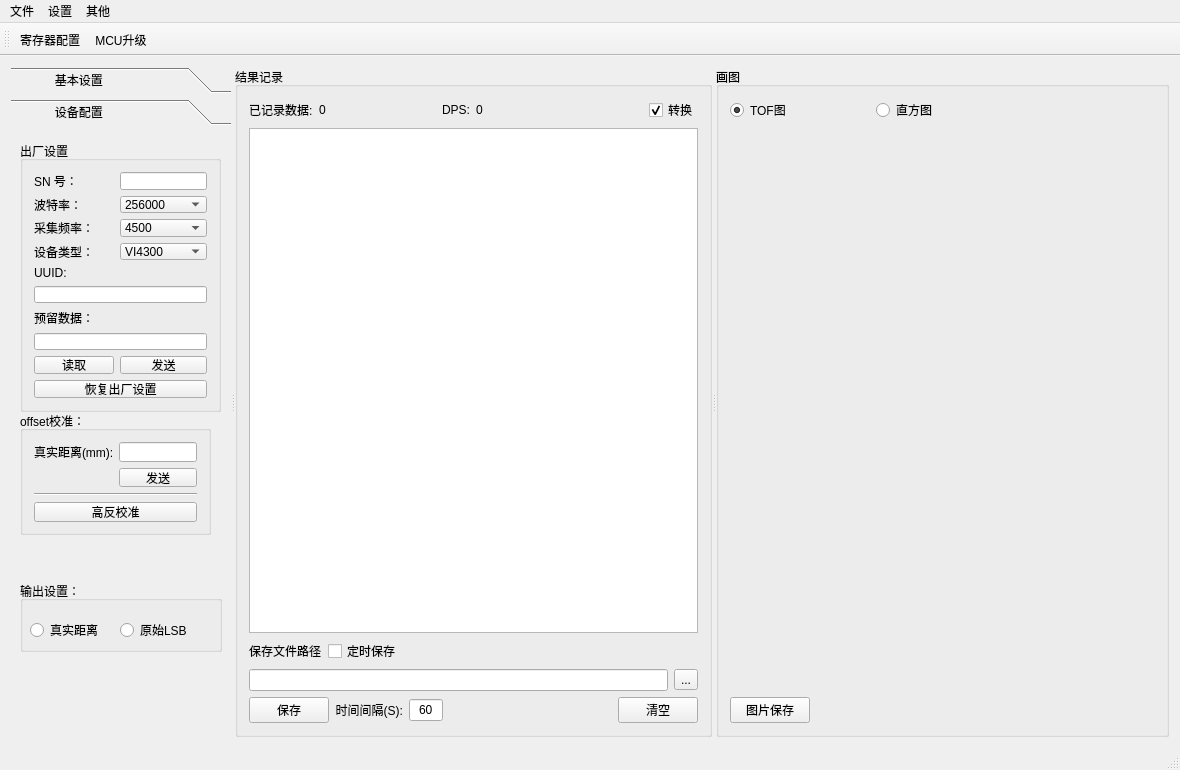
Above: mainwindow.ui from heathen557/vi4300 before the change. Below: the same form after it.
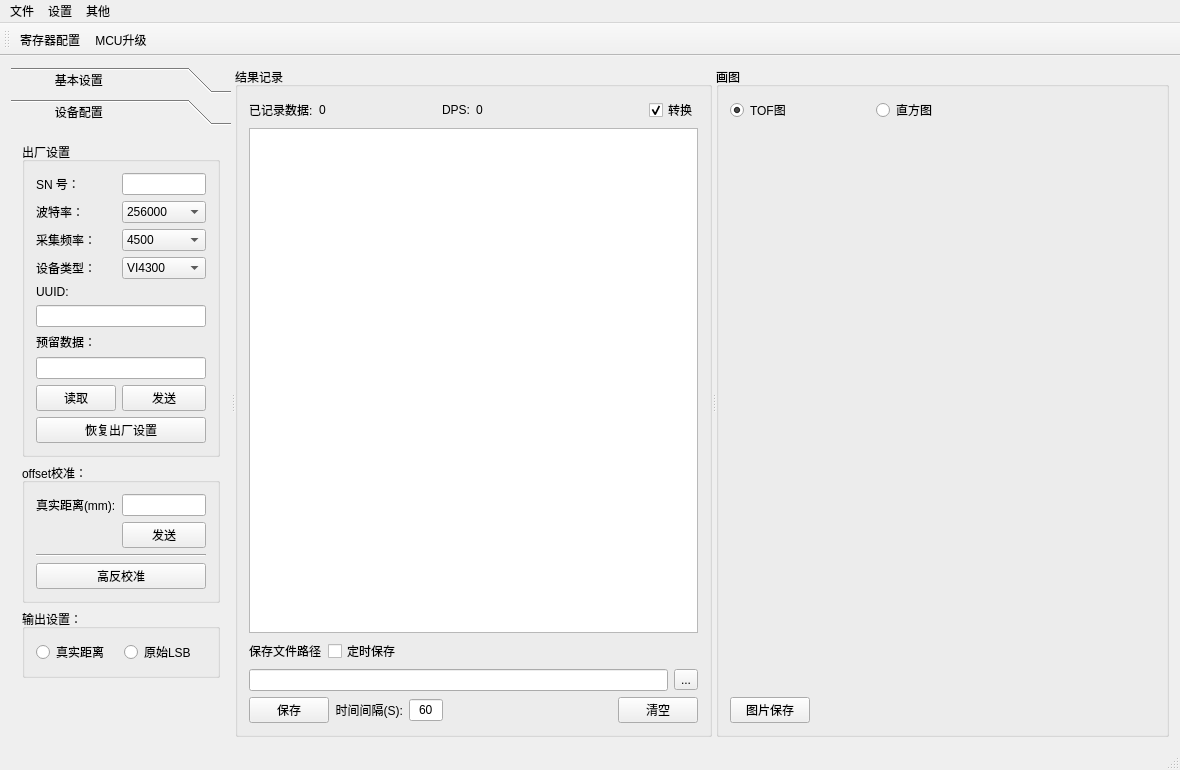
That is the form after the change. The open tabs and pages were chosen to show the change. Icons and pictures are not drawn. Custom widgets are drawn as their Qt base class.

Diff of the .ui file:
```diff
--- a/mainwindow.ui
+++ b/mainwindow.ui
@@ -309,15 +309,9 @@
         <attribute name="label">
          <string>            设备配置</string>
         </attribute>
+        <layout class="QGridLayout" name="gridLayout_14">
+         <item row="0" column="0">
         <widget class="QGroupBox" name="groupBox_7">
-         <property name="geometry">
-          <rect>
-           <x>9</x>
-           <y>10</y>
-           <width>201</width>
-           <height>271</height>
-          </rect>
-         </property>
          <property name="title">
           <string>出厂设置</string>
          </property>
@@ -563,15 +557,9 @@
           </item>
          </layout>
         </widget>
+         </item>
+         <item row="1" column="0">
         <widget class="QGroupBox" name="groupBox_9">
-         <property name="geometry">
-          <rect>
-           <x>9</x>
-           <y>280</y>
-           <width>191</width>
-           <height>124</height>
-          </rect>
-         </property>
          <property name="title">
           <string>offset校准：</string>
          </property>
@@ -622,45 +610,44 @@
           </item>
          </layout>
         </widget>
+         </item>
+         <item row="2" column="0">
         <widget class="QGroupBox" name="groupBox_10">
-         <property name="geometry">
-          <rect>
-           <x>9</x>
-           <y>450</y>
-           <width>202</width>
-           <height>71</height>
-          </rect>
-         </property>
          <property name="title">
           <string>输出设置：</string>
          </property>
+           <layout class="QGridLayout" name="gridLayout_11">
+            <item row="0" column="0">
          <widget class="QRadioButton" name="realDis_out_radioButton">
-          <property name="geometry">
-           <rect>
-            <x>10</x>
-            <y>40</y>
-            <width>81</width>
-            <height>18</height>
-           </rect>
-          </property>
           <property name="text">
            <string>真实距离</string>
           </property>
          </widget>
+            </item>
+            <item row="0" column="1">
          <widget class="QRadioButton" name="LSB_out_radioButton">
-          <property name="geometry">
-           <rect>
-            <x>100</x>
-            <y>40</y>
-            <width>81</width>
-            <height>18</height>
-           </rect>
-          </property>
           <property name="text">
            <string>原始LSB</string>
           </property>
          </widget>
-        </widget>
+            </item>
+           </layout>
+          </widget>
+         </item>
+         <item row="3" column="0">
+          <spacer name="verticalSpacer">
+           <property name="orientation">
+            <enum>Qt::Vertical</enum>
+           </property>
+           <property name="sizeHint" stdset="0">
+            <size>
+             <width>20</width>
+             <height>100</height>
+            </size>
+           </property>
+          </spacer>
+         </item>
+        </layout>
        </widget>
       </widget>
       <widget class="QGroupBox" name="groupBox">
```
Left out of the diff: 2 changed lines with no effect on the pictures. Lines whose indentation alone changed are shown as unchanged.
